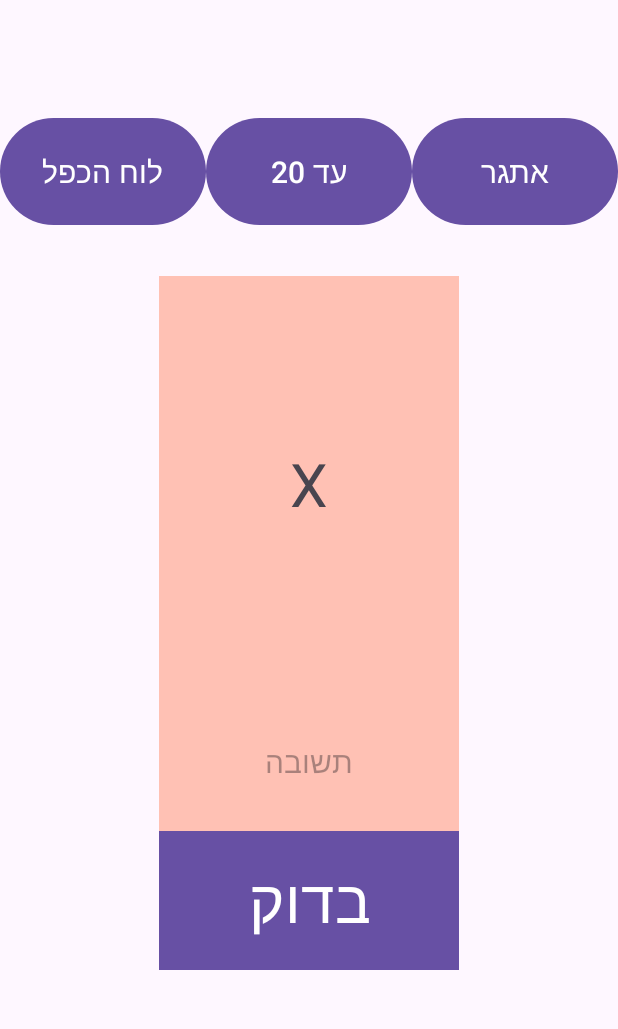
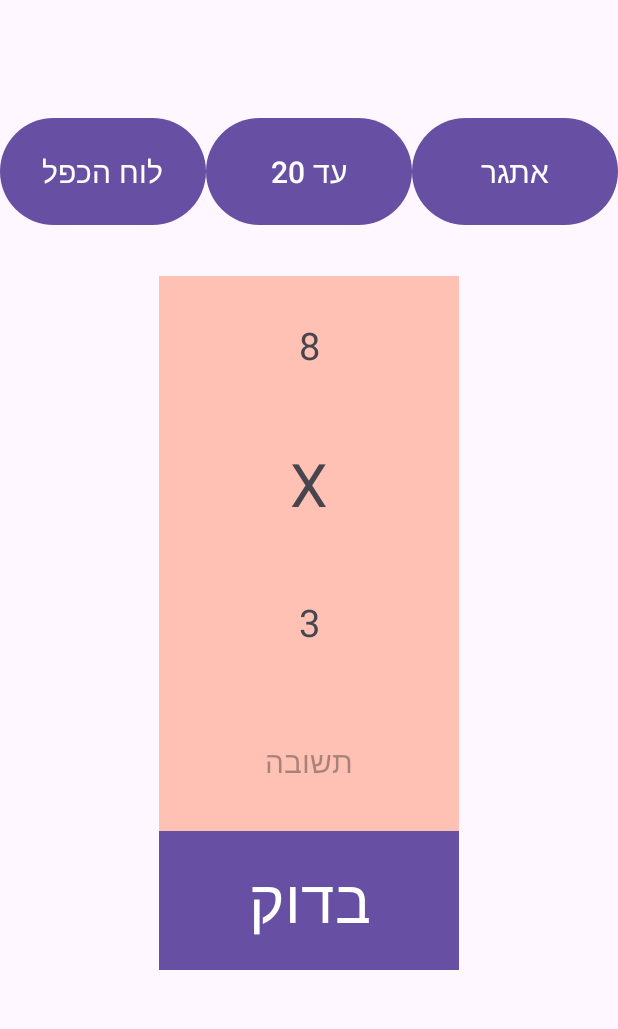
Before and after one commit to yukov2/MuliplicationTable, an Android app: the screen it shows after launch (MainActivity), after a tap on "לוח הכפל", on a phone screen of 412 x 824 dp, the part 119-1148 px from its top. Run offline under Robolectric (Android 15) with nearby library versions, the phone set to English and light mode, and no system bars.

Commit message:
Final commit yay:)

```diff
--- a/app/src/main/java/com/example/muliplicationtable/Controller.java
+++ b/app/src/main/java/com/example/muliplicationtable/Controller.java
@@ -2,8 +2,41 @@ package com.example.muliplicationtable;
 
 public class Controller {
     Model model;
+    MainActivity view;
 
-    public Controller(){
+    public Controller(MainActivity activity){
         model = new KefelModel();
+        view = activity;
     }
+
+    public void setGamemode(Gamemode gamemode) {
+        switch (gamemode) {
+            case KEFEL:
+                model = new KefelModel();
+                break;
+            case CHALLENGE:
+                model = new ChallengeModel();
+                break;
+            case UP_TO_20:
+                model = new Upto20Model();
+                break;
+        }
+
+        model.newRandomNums();
+        view.displayNums(model.getNum1(), model.getNum2());
+    }
+
+    public void checkAnswer(int ans) {
+        if (model.checkAnswer(ans)) {
+            view.correctAns();
+        }
+        else {
+            view.wrongAns();
+        }
+    }
+
+
+
+
+
 }
--- /dev/null
+++ b/app/src/main/java/com/example/muliplicationtable/Gamemode.java
@@ -0,0 +1,5 @@
+package com.example.muliplicationtable;
+
+public enum Gamemode {
+    KEFEL, UP_TO_20, CHALLENGE;
+}
--- a/app/src/main/java/com/example/muliplicationtable/MainActivity.java
+++ b/app/src/main/java/com/example/muliplicationtable/MainActivity.java
@@ -1,6 +1,11 @@
 package com.example.muliplicationtable;
 
 import android.os.Bundle;
+import android.view.View;
+import android.widget.Button;
+import android.widget.EditText;
+import android.widget.TextView;
+import android.widget.Toast;
 
 import androidx.activity.EdgeToEdge;
 import androidx.appcompat.app.AppCompatActivity;
@@ -10,6 +15,13 @@ import androidx.core.view.WindowInsetsCompat;
 
 public class MainActivity extends AppCompatActivity {
     Controller controller;
+    Button btnChallenge;
+    Button btnUpto20;
+    Button btnKefel;
+    Button btnCheckAns;
+    EditText ans;
+    TextView tvNum1;
+    TextView tvNum2;
 
     @Override
     protected void onCreate(Bundle savedInstanceState) {
@@ -22,7 +34,61 @@ public class MainActivity extends AppCompatActivity {
             return insets;
         });
 
+        btnChallenge = findViewById(R.id.btnChallenge);
+        btnKefel = findViewById(R.id.btnKefel);
+        btnUpto20 = findViewById(R.id.btnUpto20);
+        btnCheckAns = findViewById(R.id.btnCheckans);
+        ans = findViewById(R.id.answerBox);
+        tvNum1 = findViewById(R.id.tvNum1);
+        tvNum2 = findViewById(R.id.tvNum2);
+        controller = new Controller(this);
+
+
+        btnUpto20.setOnClickListener(new View.OnClickListener() {
+            @Override
+            public void onClick(View v) {
+
+                controller.setGamemode(Gamemode.UP_TO_20);
+            }
+        });
+        btnKefel.setOnClickListener(new View.OnClickListener() {
+            @Override
+            public void onClick(View v) {
+                controller.setGamemode(Gamemode.KEFEL);
+            }
+        });
+
+        btnChallenge.setOnClickListener(new View.OnClickListener() {
+            @Override
+            public void onClick(View v) {
+
+                controller.setGamemode(Gamemode.CHALLENGE);
+
+            }
+        });
+
+        btnCheckAns.setOnClickListener(new View.OnClickListener() {
+            @Override
+            public void onClick(View v) {
+                String answer = ans.getText().toString();
+                controller.checkAnswer(Integer.parseInt(answer));
+            }
+        });
 
 
     }
+
+    public void displayNums(int num1, int num2) {
+        tvNum1.setText("" + num1);
+        tvNum2.setText("" + num2);
+    }
+
+    public void correctAns() {
+        Toast.makeText(MainActivity.this, "Correct!", Toast.LENGTH_SHORT).show();
+        controller.setGamemode(Gamemode.KEFEL);
+        ans.setText(null);
+    }
+    public void wrongAns() {
+        Toast.makeText(MainActivity.this, "Moron!", Toast.LENGTH_SHORT).show();
+    }
 }
--- a/app/src/main/res/layout/activity_main.xml
+++ b/app/src/main/res/layout/activity_main.xml
@@ -103,16 +103,18 @@
             android:layout_weight="1"
             android:layout_width="match_parent"
             android:layout_height="0dp"/>
+
         <Button
-            android:textSize="40sp"
+            android:id="@+id/btnCheckans"
+            android:layout_width="match_parent"
+            android:layout_height="0dp"
+            android:layout_weight="1"
+            android:background="#B5A2B2"
+            android:gravity="center"
+            android:onClick="checkClicked"
+            android:text="בדוק"
             android:textAlignment="center"
-            android:gravity="center"
-            android:text="בדוק"
-            android:background="#B5A2B2"
-            android:onClick="checkClicked"
-            android:layout_weight="1"
-            android:layout_width="match_parent"
-            android:layout_height="0dp"/>
+            android:textSize="40sp" />
 
     </LinearLayout>
 
```
